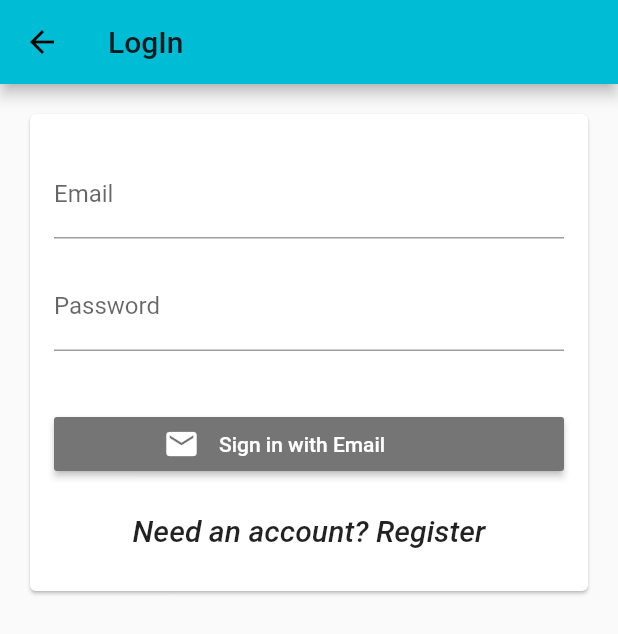
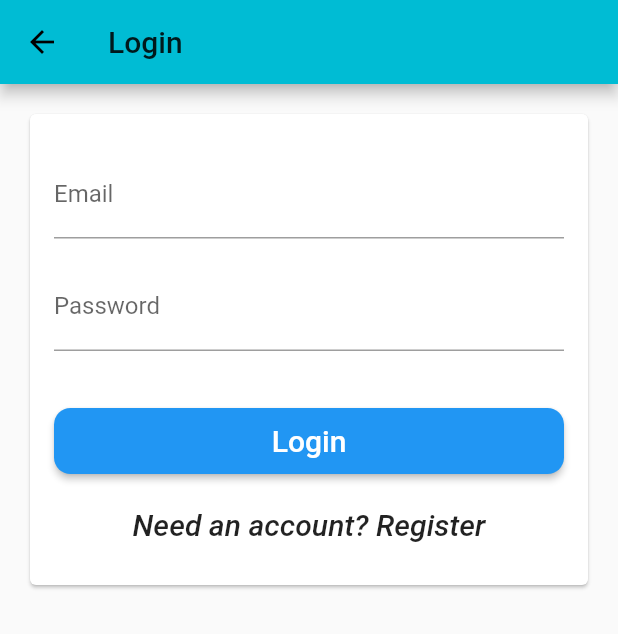
Before and after one commit to ParkSuah/HRRA, a Flutter app: the LogInPage screen opened directly, on a phone screen of 412 x 824 dp. Shown: the top 634 px of the screen. Run offline on Flutter 3.47's test engine with Material 2 defaults, Android fonts, the phone set to English and light mode, and no system bars; our stand-ins replace cloud_firestore, firebase_auth, firebase_core, firebase_storage, image_picker; missing offline and left inert: dart:html, firebase; accounts and stored records are empty; network calls fail.

Commit message:
update login

```diff
--- a/lib/authentication.dart
+++ b/lib/authentication.dart
@@ -56,7 +56,8 @@ class Authentication extends StatelessWidget {
             backgroundColor: Colors.white24,
             title: Text("Login Page"),
           ),
-          body: ListView(
+          body:
+          ListView(
             children: [
               Row(
                 children: [
--- a/lib/first.dart
+++ b/lib/first.dart
@@ -1,4 +1,5 @@
 // import 'package:flutter_web/material.dart';
+import 'package:final_project/widgets.dart';
 import 'package:flutter/material.dart';
 import 'package:final_project/utils/myColors.dart';
 import 'package:final_project/widgets/header.dart';
@@ -16,7 +17,7 @@ class FirstPage extends StatelessWidget {
         backgroundColor: Colors.transparent,
         body: SingleChildScrollView(
           child: Column(
-            children: <Widget>[Header(), Body()],
+            children: <Widget>[HeaderWidget(), Body()],
           ),
         ),
       ),
--- a/lib/login_web/firebase_login.dart
+++ b/lib/login_web/firebase_login.dart
@@ -8,8 +8,6 @@ import 'package:final_project/login_web/auth_service.dart';
 import 'package:final_project/login_web/login_page.dart';
 import 'package:final_project/login_web/start_profile.dart';
 import 'package:provider/provider.dart';
-
-import '../login.dart';
 
 //user Firebase Auth to login using Google account credentials
 class FirebaseAuthLogin extends StatefulWidget {
--- a/lib/login_web/login_page.dart
+++ b/lib/login_web/login_page.dart
@@ -6,10 +6,10 @@ import 'package:flutter/material.dart';
 // import 'package:flutter_web/material.dart';
 import 'package:final_project/router.dart' as router;
 import 'package:final_project/utils/responsive_widget.dart';
-// import 'package:final_project/utils/widgets_lib.dart';
+import 'package:final_project/utils/widgets_lib.dart';
 import 'package:provider/provider.dart';
 import 'auth_service.dart';
-import 'package:flutter_signin_button/flutter_signin_button.dart';
+// import 'package:flutter_signin_button/flutter_signin_button.dart';
 
 
 class LogInPage extends StatefulWidget {
@@ -34,7 +34,7 @@ class _LogInPageState extends State<LogInPage> {
   Widget build(BuildContext context) {
     return Scaffold(
       appBar: AppBar(
-        title: Text('LogIn'),
+        title: Text('Login'),
       ),
       body: body(context),
     );
@@ -42,9 +42,10 @@ class _LogInPageState extends State<LogInPage> {
 
   Widget body(BuildContext context) {
     if (ResponsiveWidget.isSmallScreen(context)) {
+      print("small");
       return smallScreen(context);
     }
-
+     print("large");
     return largeScreen(context);
   }
 
@@ -82,7 +83,7 @@ class _LogInPageState extends State<LogInPage> {
           height: MediaQuery.of(context).size.height,
           child: Container(
               padding: const EdgeInsets.all(16.0),
-              child: Column(children: [
+              child: ListView(children: [
                 Card(
                     child: Column(
                         mainAxisSize: MainAxisSize.min,
@@ -126,7 +127,7 @@ class _LogInPageState extends State<LogInPage> {
         setState(() {
           _hintText = 'Signed In\n\nUser id: $userId';
           //user created his account. Now directly sign-in
-          Navigator.pushReplacementNamed(context, router.USER_PROFILE,
+          Navigator.of(context).pushReplacementNamed('user_profile',
               arguments: firebaseUser);
         });
       } catch (e) {
@@ -183,13 +184,12 @@ class _LogInPageState extends State<LogInPage> {
     switch (_formType) {
       case FormType.login:
         return [
-          SignInButton(
-              Buttons.Email
-              // text: 'Login',
-              // height: 44.0,
-              // backgroundColor: Colors.blue,
-              // onPressed: submitForm
-            ),
+          LogInButton(
+              key: Key('login'),
+              text: 'Login',
+              height: 44.0,
+              backgroundColor: Colors.blue,
+              onPressed: submitForm),
           SizedBox(
             height: 10,
           ),
@@ -203,12 +203,12 @@ class _LogInPageState extends State<LogInPage> {
         ];
       case FormType.register:
         return [
-          // SignInButton(
-          //     key: Key('create_account'),
-          //     text: 'Register',
-          //     height: 44.0,
-          //     backgroundColor: Colors.blue,
-          //     onPressed: submitForm),
+          LogInButton(
+              key: Key('create_account'),
+              text: 'Register',
+              height: 44.0,
+              backgroundColor: Colors.blue,
+              onPressed: submitForm),
           SizedBox(
             height: 10,
           ),
--- a/lib/main.dart
+++ b/lib/main.dart
@@ -15,17 +15,20 @@ import 'home.dart';
 import 'login.dart';
 import 'gain.dart';
 import 'apply.dart';
+import 'login_web/login_page.dart';
+import 'login_web/start_profile.dart';
 
 void main() async {
   runApp(
     ChangeNotifierProvider(
         create: (context) => ApplicationState(),
-        builder: (context, _) => MyApp(),
+        builder: (context, firebaseUser) => MyApp(),
     ),
   );
 }
 
 class MyApp extends StatelessWidget {
+  User get user => null;
   // This widget is the root of your application.
   @override
   Widget build(BuildContext context) {
@@ -39,6 +42,8 @@ class MyApp extends StatelessWidget {
       routes: {
         '/first': (context) =>FirstPage(),
         '/login': (context) => LoginPage(),
+        // '/user_profile': (context) => UserProfilePage(context, user),
+        // '/login': (context) => LogInPage(),
         '/application_offer': (context) => GainPage(),
         '/application_apply': (context) => ApplyPage(),
         '/staff_collection': (context) => StaffCollectionPage(),
--- a/lib/utils/strings.dart
+++ b/lib/utils/strings.dart
@@ -1,6 +1,6 @@
 class Strings {
   static const String appTitle = "Human Resource Relocation Automation";
-  static const String logoTitle = "hra";
+  static const String logoTitle = "HRA";
   static const String loginButton = "Login";
   static const String hello = "Hello!";
   static const String welcomeTo = "Let's ";
--- /dev/null
+++ b/lib/utils/widgets_lib.dart
@@ -0,0 +1,46 @@
+import 'package:flutter/cupertino.dart';
+import 'package:flutter/material.dart';
+// import 'package:flutter_web/material.dart';
+
+import '../router.dart';
+import 'myColors.dart';
+
+Widget factBot(BuildContext context) {
+  return Container(
+      alignment: Alignment.bottomRight,
+      child: FloatingActionButton(
+        materialTapTargetSize: MaterialTapTargetSize.padded,
+        child: Center(
+          child: Icon(Icons.chat),
+        ),
+        elevation: 4.0,
+        backgroundColor: MyColors.blue1,
+        onPressed: () => Navigator.pushNamed(context, FACTS_DIALOGFLOW),
+      ));
+}
+
+class LogInButton extends StatelessWidget {
+  LogInButton(
+      {this.key, this.text, this.height, this.onPressed, this.backgroundColor})
+      : super(key: key);
+  Key key;
+  String text;
+  double height;
+  VoidCallback onPressed;
+  Color backgroundColor;
+
+  @override
+  Widget build(BuildContext context) {
+    return new ConstrainedBox(
+      constraints: BoxConstraints.expand(height: height),
+      child: new RaisedButton(
+          child: new Text(text,
+              style: TextStyle(color: Colors.white, fontSize: 20.0)),
+          shape: new RoundedRectangleBorder(
+              borderRadius: BorderRadius.all(Radius.circular(height / 4))),
+          color: backgroundColor,
+          textColor: Colors.black87,
+          onPressed: onPressed),
+    );
+  }
+}
```
Also changed, not shown: lib/router.dart (+26 -27 lines), lib/rss_web/resources.dart (deleted, +0 -78 lines), lib/rss_web/rss_service.dart (deleted, +0 -11 lines), lib/utils/display_util.dart (added, +53 -0 lines), lib/utils/myColors.dart (+16 -0 lines), lib/utils/responsive_widget.dart (+14 -10 lines), lib/utils/themes.dart (added, +69 -0 lines), lib/widgets/header.dart (+97 -23 lines), 1 other file.
